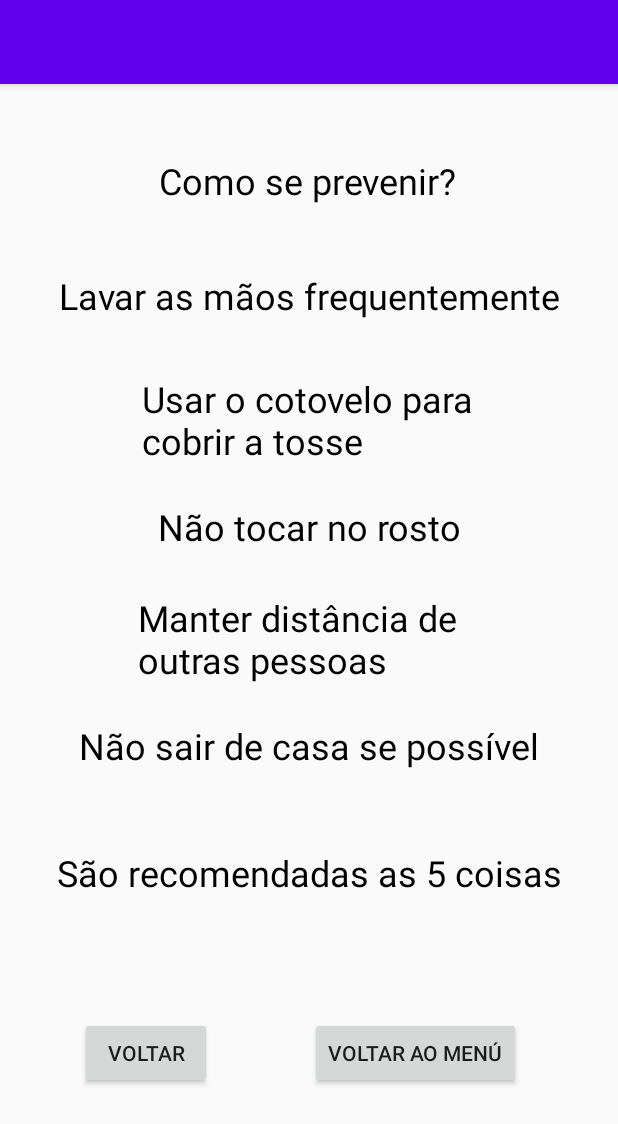
After one commit to felipekennedyalt/AV2, an Android app: the PrevencaoCorona2 screen opened directly, with no data from a screen before it, on a phone screen of 412 x 824 dp. The commit adds this screen. Shown: the top 1124 px of the screen. Run offline under Robolectric (Android 15) with nearby library versions, the phone set to English and light mode, and no system bars.

Commit message:
adicionado tela de informações sobre o corona, tala de prevenção do corona, e um botão no menu pricipal para essas telas.

```diff
--- a/CRUDUsuario/app/src/main/AndroidManifest.xml
+++ b/CRUDUsuario/app/src/main/AndroidManifest.xml
@@ -12,7 +12,9 @@
         android:roundIcon="@mipmap/ic_launcher_round"
         android:supportsRtl="true"
         android:theme="@style/AppTheme">
-        <activity android:name=".ListaEstados"></activity>
+        <activity android:name=".PrevencaoCorona2"></activity>
+        <activity android:name=".PrevencaoCorona" />
+        <activity android:name=".ListaEstados" />
         <activity android:name=".MenuPrincipal" />
         <activity android:name=".MainActivity" />
         <activity android:name=".ListarUsuarios" />
--- /dev/null
+++ b/CRUDUsuario/app/src/main/java/com/example/crudusuario/PrevencaoCorona2.java
@@ -0,0 +1,43 @@
+package com.example.crudusuario;
+
+import androidx.appcompat.app.AppCompatActivity;
+
+import android.content.Intent;
+import android.os.Bundle;
+import android.view.View;
+import android.widget.Button;
+
+public class PrevencaoCorona2 extends AppCompatActivity {
+
+    private Button btVoltarPrevencao;
+    private Button btVoltarPrevencaoMenu;
+
+
+    @Override
+    protected void onCreate(Bundle savedInstanceState) {
+        super.onCreate(savedInstanceState);
+        setContentView(R.layout.activity_prevencao_corona2);
+
+        btVoltarPrevencao = findViewById(R.id.btVoltarPrevencao);
+        btVoltarPrevencaoMenu = findViewById(R.id.btVoltarPrevencaoMenu);
+
+
+        btVoltarPrevencao.setOnClickListener(new View.OnClickListener() {
+            @Override
+            public void onClick(View v) {
+                Intent intent = new Intent(PrevencaoCorona2.this, PrevencaoCorona.class);
+            }
+        });
+
+        btVoltarPrevencaoMenu.setOnClickListener(new View.OnClickListener() {
+            @Override
+            public void onClick(View v) {
+                Intent intent = new Intent(PrevencaoCorona2.this, MenuPrincipal.class);
+            }
+        });
+
+
+    }
+
+
+}
--- /dev/null
+++ b/CRUDUsuario/app/src/main/res/layout/activity_prevencao_corona2.xml
@@ -0,0 +1,119 @@
+<?xml version="1.0" encoding="utf-8"?>
+<androidx.constraintlayout.widget.ConstraintLayout xmlns:android="http://schemas.android.com/apk/res/android"
+    xmlns:app="http://schemas.android.com/apk/res-auto"
+    xmlns:tools="http://schemas.android.com/tools"
+    android:layout_width="match_parent"
+    android:layout_height="match_parent"
+    tools:context=".PrevencaoCorona2">
+
+    <TextView
+        android:id="@+id/textView14"
+        android:layout_width="wrap_content"
+        android:layout_height="wrap_content"
+        android:layout_marginTop="52dp"
+        android:text="São recomendadas as 5 coisas"
+        android:textColor="#000000"
+        android:textSize="24sp"
+        app:layout_constraintEnd_toEndOf="parent"
+        app:layout_constraintStart_toStartOf="parent"
+        app:layout_constraintTop_toBottomOf="@+id/textView13" />
+
+    <TextView
+        android:id="@+id/textView10"
+        android:layout_width="222dp"
+        android:layout_height="65dp"
+        android:layout_marginTop="36dp"
+        android:text="Usar o cotovelo para cobrir a tosse"
+        android:textColor="#000000"
+        android:textSize="24sp"
+        app:layout_constraintEnd_toEndOf="parent"
+        app:layout_constraintHorizontal_bias="0.497"
+        app:layout_constraintStart_toStartOf="parent"
+        app:layout_constraintTop_toBottomOf="@+id/textView9" />
+
+    <TextView
+        android:id="@+id/textView11"
+        android:layout_width="wrap_content"
+        android:layout_height="wrap_content"
+        android:layout_marginTop="20dp"
+        android:text="Não tocar no rosto"
+        android:textColor="#000000"
+        android:textSize="24sp"
+        app:layout_constraintEnd_toEndOf="parent"
+        app:layout_constraintStart_toStartOf="parent"
+        app:layout_constraintTop_toBottomOf="@+id/textView10" />
+
+    <TextView
+        android:id="@+id/textView12"
+        android:layout_width="227dp"
+        android:layout_height="61dp"
+        android:layout_marginTop="28dp"
+        android:text="Manter distância de outras pessoas"
+        android:textColor="#000000"
+        android:textSize="24sp"
+        app:layout_constraintEnd_toEndOf="parent"
+        app:layout_constraintHorizontal_bias="0.497"
+        app:layout_constraintStart_toStartOf="parent"
+        app:layout_constraintTop_toBottomOf="@+id/textView11" />
+
+    <TextView
+        android:id="@+id/textView13"
+        android:layout_width="wrap_content"
+        android:layout_height="wrap_content"
+        android:layout_marginTop="24dp"
+        android:text="Não sair de casa se possível"
+        android:textColor="#000000"
+        android:textSize="24sp"
+        app:layout_constraintEnd_toEndOf="parent"
+        app:layout_constraintHorizontal_bias="0.497"
+        app:layout_constraintStart_toStartOf="parent"
+        app:layout_constraintTop_toBottomOf="@+id/textView12" />
+
+    <TextView
+        android:id="@+id/textView9"
+        android:layout_width="wrap_content"
+        android:layout_height="wrap_content"
+        android:layout_marginTop="44dp"
+        android:text="Lavar as mãos frequentemente"
+        android:textColor="#000000"
+        android:textSize="24sp"
+        app:layout_constraintEnd_toEndOf="parent"
+        app:layout_constraintHorizontal_bias="0.506"
+        app:layout_constraintStart_toStartOf="parent"
+        app:layout_constraintTop_toBottomOf="@+id/textView8" />
+
+    <TextView
+        android:id="@+id/textView8"
+        android:layout_width="wrap_content"
+        android:layout_height="wrap_content"
+        android:layout_marginTop="48dp"
+        android:text="Como se prevenir?"
+        android:textColor="#000000"
+        android:textSize="24sp"
+        app:layout_constraintEnd_toEndOf="parent"
+        app:layout_constraintHorizontal_bias="0.497"
+        app:layout_constraintStart_toStartOf="parent"
+        app:layout_constraintTop_toTopOf="parent" />
+
+    <Button
+        android:id="@+id/btVoltarPrevencao"
+        android:layout_width="wrap_content"
+        android:layout_height="wrap_content"
+        android:layout_marginTop="80dp"
+        android:text="Voltar"
+        app:layout_constraintEnd_toEndOf="parent"
+        app:layout_constraintHorizontal_bias="0.164"
+        app:layout_constraintStart_toStartOf="parent"
+        app:layout_constraintTop_toBottomOf="@+id/textView14" />
+
+    <Button
+        android:id="@+id/btVoltarPrevencaoMenu"
+        android:layout_width="wrap_content"
+        android:layout_height="wrap_content"
+        android:layout_marginTop="80dp"
+        android:text="Voltar ao menú"
+        app:layout_constraintEnd_toEndOf="parent"
+        app:layout_constraintHorizontal_bias="0.503"
+        app:layout_constraintStart_toEndOf="@+id/btVoltarPrevencao"
+        app:layout_constraintTop_toBottomOf="@+id/textView14" />
+</androidx.constraintlayout.widget.ConstraintLayout>
```
Also changed, not shown: CRUDUsuario/app/src/main/java/com/example/crudusuario/MenuPrincipal.java (+10 -0 lines), CRUDUsuario/app/src/main/java/com/example/crudusuario/PrevencaoCorona.java (added, +39 -0 lines), CRUDUsuario/app/src/main/res/layout/activity_menu_principal.xml (+10 -0 lines), CRUDUsuario/app/src/main/res/layout/activity_prevencao_corona.xml (added, +67 -0 lines), CRUDUsuario/app/src/main/res/drawable/tosse.jpg (added).
